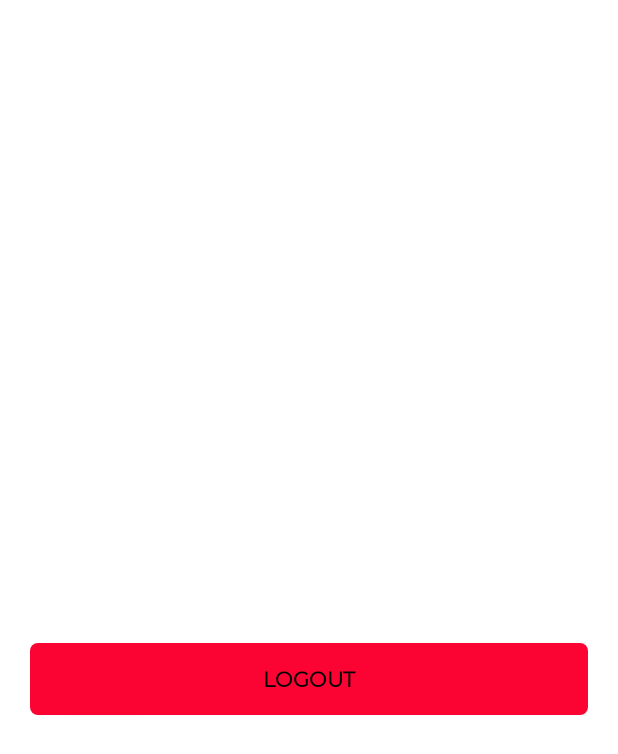
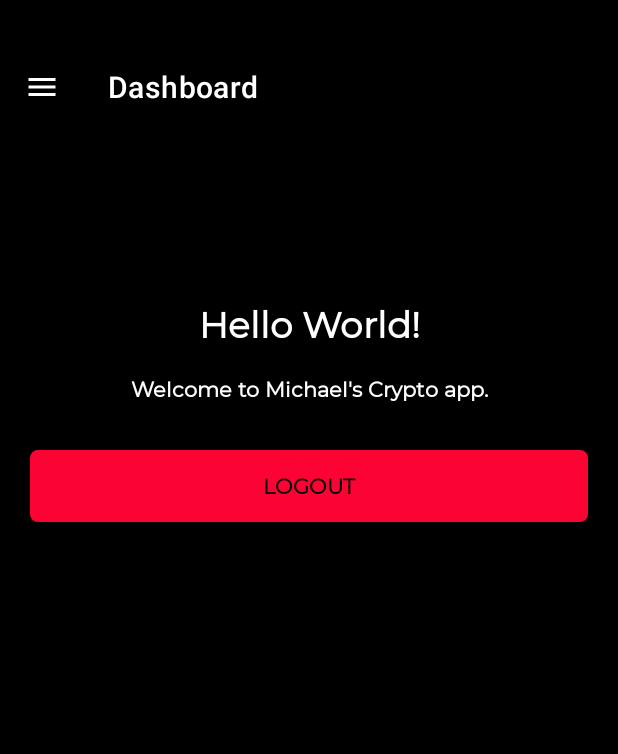
Before and after one commit to Tiger-Catori/Individual-Project, an Android app: the HomeActivity screen opened directly, with no data from a screen before it, on a phone screen of 412 x 824 dp. Shown: the top 754 px of the screen. Run offline under Robolectric (Android 15) with nearby library versions, the phone set to English and light mode, and no system bars; our stand-ins replace Firebase (no records; nobody signed in at launch, a user with empty details on screens opened directly).

Commit message:
Adding in a menu to the home (dashboard) page

```diff
--- a/app/build.gradle
+++ b/app/build.gradle
@@ -53,9 +53,9 @@ dependencies {
     implementation platform('com.google.firebase:firebase-bom:31.2.0')
 
     implementation 'org.jetbrains.kotlinx:kotlinx-coroutines-play-services:1.1.1'
-
     implementation 'org.jetbrains.kotlinx:kotlinx-coroutines-core:1.3.5'
     implementation 'org.jetbrains.kotlinx:kotlinx-coroutines-android:1.3.5'
+    implementation 'com.google.android.gms:play-services-auth:18.0.0'
 
-    implementation 'com.google.android.gms:play-services-auth:18.0.0'
+    implementation 'de.hdodenhof:circleimageview:3.1.0'
 }
--- a/app/src/main/java/com/example/cryptoexchangeapp/HomeActivity.kt
+++ b/app/src/main/java/com/example/cryptoexchangeapp/HomeActivity.kt
@@ -1,11 +1,15 @@
 package com.example.cryptoexchangeapp
 
+import android.app.Activity
 import android.content.Intent
+import android.graphics.Typeface
 import androidx.appcompat.app.AppCompatActivity
 import android.os.Bundle
+import android.view.View
 import android.widget.Button
 import android.widget.TextView
 import android.widget.Toast
+import android.widget.Toolbar
 import com.example.cryptoexchangeapp.databinding.ActivityHomeBinding
 import com.google.firebase.auth.FirebaseAuth
 
@@ -25,6 +29,18 @@ class HomeActivity : AppCompatActivity() {
         val displayName = intent.getStringExtra("Name")
 
         // findViewById<TextView>(R.id.textView).text = email + "\n" + displayName
+
+
+        binding.topAppBar.setNavigationOnClickListener {
+            binding.drawerLayout.openDrawer(binding.navigationView)
+        }
+
+
+        binding.navigationView.setNavigationItemSelectedListener {
+            menuItem -> menuItem.isChecked = true
+            binding.drawerLayout.closeDrawer(binding.navigationView)
+            true
+        }
 
         binding.btnLogout.setOnClickListener {
             auth.signOut()
@@ -46,4 +62,28 @@ class HomeActivity : AppCompatActivity() {
         }
 
     }
+
+
 }
+
+/*
+fun changeToolbarFont(toolbar: Toolbar, context: Activity) {
+    for (i in 0 until toolbar.getChildCount()) {
+        val view: View = toolbar.getChildAt(i)
+        if (view is TextView) {
+            val tv: TextView = view as TextView
+            if (tv.getText().equals(toolbar.getTitle())) {
+                applyFont(tv, context)
+                break
+            }
+        }
+    }
+}
+
+fun applyFont(tv: TextView, context: Activity) {
+    tv.setTypeface(Typeface.createFromAsset(context.getAssets(), "../res/@font/montserrat"))
+
+}
+
+changeToolbarFont(findViewById(R.id.app_bar), this);
+*/
--- /dev/null
+++ b/app/src/main/res/drawable/baseline_access_time_24.xml
@@ -0,0 +1,6 @@
+<vector android:height="24dp" android:tint="#888888"
+    android:viewportHeight="24" android:viewportWidth="24"
+    android:width="24dp" xmlns:android="http://schemas.android.com/apk/res/android">
+    <path android:fillColor="@android:color/white" android:pathData="M11.99,2C6.47,2 2,6.48 2,12s4.47,10 9.99,10C17.52,22 22,17.52 22,12S17.52,2 11.99,2zM12,20c-4.42,0 -8,-3.58 -8,-8s3.58,-8 8,-8 8,3.58 8,8 -3.58,8 -8,8z"/>
+    <path android:fillColor="@android:color/white" android:pathData="M12.5,7H11v6l5.25,3.15 0.75,-1.23 -4.5,-2.67z"/>
+</vector>
--- /dev/null
+++ b/app/src/main/res/drawable/baseline_backup_24.xml
@@ -0,0 +1,5 @@
+<vector android:height="24dp" android:tint="#888888"
+    android:viewportHeight="24" android:viewportWidth="24"
+    android:width="24dp" xmlns:android="http://schemas.android.com/apk/res/android">
+    <path android:fillColor="@android:color/white" android:pathData="M19.35,10.04C18.67,6.59 15.64,4 12,4 9.11,4 6.6,5.64 5.35,8.04 2.34,8.36 0,10.91 0,14c0,3.31 2.69,6 6,6h13c2.76,0 5,-2.24 5,-5 0,-2.64 -2.05,-4.78 -4.65,-4.96zM14,13v4h-4v-4H7l5,-5 5,5h-3z"/>
+</vector>
--- /dev/null
+++ b/app/src/main/res/drawable/baseline_favorite_24.xml
@@ -0,0 +1,5 @@
+<vector android:height="24dp" android:tint="#888888"
+    android:viewportHeight="24" android:viewportWidth="24"
+    android:width="24dp" xmlns:android="http://schemas.android.com/apk/res/android">
+    <path android:fillColor="@android:color/white" android:pathData="M12,21.35l-1.45,-1.32C5.4,15.36 2,12.28 2,8.5 2,5.42 4.42,3 7.5,3c1.74,0 3.41,0.81 4.5,2.09C13.09,3.81 14.76,3 16.5,3 19.58,3 22,5.42 22,8.5c0,3.78 -3.4,6.86 -8.55,11.54L12,21.35z"/>
+</vector>
--- /dev/null
+++ b/app/src/main/res/drawable/baseline_folder_24.xml
@@ -0,0 +1,5 @@
+<vector android:height="24dp" android:tint="#888888"
+    android:viewportHeight="24" android:viewportWidth="24"
+    android:width="24dp" xmlns:android="http://schemas.android.com/apk/res/android">
+    <path android:fillColor="@android:color/white" android:pathData="M10,4H4c-1.1,0 -1.99,0.9 -1.99,2L2,18c0,1.1 0.9,2 2,2h16c1.1,0 2,-0.9 2,-2V8c0,-1.1 -0.9,-2 -2,-2h-8l-2,-2z"/>
+</vector>
--- /dev/null
+++ b/app/src/main/res/drawable/baseline_language_24.xml
@@ -0,0 +1,5 @@
+<vector android:height="24dp" android:tint="#888888"
+    android:viewportHeight="24" android:viewportWidth="24"
+    android:width="24dp" xmlns:android="http://schemas.android.com/apk/res/android">
+    <path android:fillColor="@android:color/white" android:pathData="M11.99,2C6.47,2 2,6.48 2,12s4.47,10 9.99,10C17.52,22 22,17.52 22,12S17.52,2 11.99,2zM18.92,8h-2.95c-0.32,-1.25 -0.78,-2.45 -1.38,-3.56 1.84,0.63 3.37,1.91 4.33,3.56zM12,4.04c0.83,1.2 1.48,2.53 1.91,3.96h-3.82c0.43,-1.43 1.08,-2.76 1.91,-3.96zM4.26,14C4.1,13.36 4,12.69 4,12s0.1,-1.36 0.26,-2h3.38c-0.08,0.66 -0.14,1.32 -0.14,2 0,0.68 0.06,1.34 0.14,2L4.26,14zM5.08,16h2.95c0.32,1.25 0.78,2.45 1.38,3.56 -1.84,-0.63 -3.37,-1.9 -4.33,-3.56zM8.03,8L5.08,8c0.96,-1.66 2.49,-2.93 4.33,-3.56C8.81,5.55 8.35,6.75 8.03,8zM12,19.96c-0.83,-1.2 -1.48,-2.53 -1.91,-3.96h3.82c-0.43,1.43 -1.08,2.76 -1.91,3.96zM14.34,14L9.66,14c-0.09,-0.66 -0.16,-1.32 -0.16,-2 0,-0.68 0.07,-1.35 0.16,-2h4.68c0.09,0.65 0.16,1.32 0.16,2 0,0.68 -0.07,1.34 -0.16,2zM14.59,19.56c0.6,-1.11 1.06,-2.31 1.38,-3.56h2.95c-0.96,1.65 -2.49,2.93 -4.33,3.56zM16.36,14c0.08,-0.66 0.14,-1.32 0.14,-2 0,-0.68 -0.06,-1.34 -0.14,-2h3.38c0.16,0.64 0.26,1.31 0.26,2s-0.1,1.36 -0.26,2h-3.38z"/>
+</vector>
--- /dev/null
+++ b/app/src/main/res/drawable/baseline_login_24.xml
@@ -0,0 +1,5 @@
+<vector android:autoMirrored="true" android:height="24dp"
+    android:tint="#888888" android:viewportHeight="24"
+    android:viewportWidth="24" android:width="24dp" xmlns:android="http://schemas.android.com/apk/res/android">
+    <path android:fillColor="@android:color/white" android:pathData="M11,7L9.6,8.4l2.6,2.6H2v2h10.2l-2.6,2.6L11,17l5,-5L11,7zM20,19h-8v2h8c1.1,0 2,-0.9 2,-2V5c0,-1.1 -0.9,-2 -2,-2h-8v2h8V19z"/>
+</vector>
--- /dev/null
+++ b/app/src/main/res/drawable/baseline_menu_24.xml
@@ -0,0 +1,5 @@
+<vector android:height="24dp" android:tint="#FFFFFF"
+    android:viewportHeight="24" android:viewportWidth="24"
+    android:width="24dp" xmlns:android="http://schemas.android.com/apk/res/android">
+    <path android:fillColor="@android:color/white" android:pathData="M3,18h18v-2L3,16v2zM3,13h18v-2L3,11v2zM3,6v2h18L21,6L3,6z"/>
+</vector>
--- /dev/null
+++ b/app/src/main/res/drawable/baseline_people_24.xml
@@ -0,0 +1,5 @@
+<vector android:height="24dp" android:tint="#888888"
+    android:viewportHeight="24" android:viewportWidth="24"
+    android:width="24dp" xmlns:android="http://schemas.android.com/apk/res/android">
+    <path android:fillColor="@android:color/white" android:pathData="M16,11c1.66,0 2.99,-1.34 2.99,-3S17.66,5 16,5c-1.66,0 -3,1.34 -3,3s1.34,3 3,3zM8,11c1.66,0 2.99,-1.34 2.99,-3S9.66,5 8,5C6.34,5 5,6.34 5,8s1.34,3 3,3zM8,13c-2.33,0 -7,1.17 -7,3.5L1,19h14v-2.5c0,-2.33 -4.67,-3.5 -7,-3.5zM16,13c-0.29,0 -0.62,0.02 -0.97,0.05 1.16,0.84 1.97,1.97 1.97,3.45L17,19h6v-2.5c0,-2.33 -4.67,-3.5 -7,-3.5z"/>
+</vector>
--- a/app/src/main/res/layout/activity_home.xml
+++ b/app/src/main/res/layout/activity_home.xml
@@ -1,13 +1,34 @@
 <?xml version="1.0" encoding="utf-8"?>
-<LinearLayout xmlns:android="http://schemas.android.com/apk/res/android"
+<androidx.drawerlayout.widget.DrawerLayout
+    xmlns:android="http://schemas.android.com/apk/res/android"
     xmlns:app="http://schemas.android.com/apk/res-auto"
     xmlns:tools="http://schemas.android.com/tools"
+    android:id="@+id/drawer_layout"
     android:layout_width="match_parent"
     android:layout_height="match_parent"
     tools:context=".HomeActivity"
     android:orientation="vertical"
-    android:padding="20dp"
-    android:gravity="center">
+    android:padding="0dp"
+    android:gravity="center"
+    tools:openDrawer="start"
+    android:fontFamily="@font/montserrat"
+    >
+
+    <androidx.coordinatorlayout.widget.CoordinatorLayout
+        android:background="@color/black"
+        android:layout_width="match_parent"
+        android:layout_height="match_parent"
+        android:fitsSystemWindows="false">
+
+        <com.google.android.material.appbar.AppBarLayout
+            android:id="@+id/appBarLayout"
+            style="@style/Widget.MaterialComponents.AppBarLayout.PrimarySurface"
+            android:layout_width="match_parent"
+            android:layout_height="wrap_content"
+            android:fitsSystemWindows="true">
+
+
+        </com.google.android.material.appbar.AppBarLayout>
 
         <TextView
             android:id="@+id/home_title"
@@ -17,6 +38,7 @@
             android:textAlignment="center"
             style="@style/Title"
             android:textColor="@color/white"
+            android:layout_marginTop="200dp"
             />
 
         <TextView
@@ -26,19 +48,73 @@
             android:text="@string/home_sub_title"
             android:textStyle="bold"
             android:textAlignment="center"
-        android:layout_marginTop="15dp"
+            android:layout_marginTop="250dp"
             style="@style/SubTitle"
             />
 
         <androidx.appcompat.widget.AppCompatButton
             android:id="@+id/btn_logout"
+            style="@style/ButtonRed"
             android:layout_width="match_parent"
             android:layout_height="wrap_content"
-        android:layout_marginTop="15dp"
+            android:layout_marginTop="300dp"
             android:text="@string/btn_logout"
-
-        style="@style/ButtonRed"
+            android:padding="0dp"
+            android:layout_marginLeft="20dp"
+            android:layout_marginRight="20dp"
 
              />
 
-</LinearLayout>
+        <com.google.android.material.appbar.MaterialToolbar
+            android:id="@+id/top_app_bar"
+            style="@style/Widget.MaterialComponents.Toolbar.PrimarySurface"
+            android:layout_width="match_parent"
+            android:layout_height="?attr/actionBarSize"
+            android:background="@android:color/transparent"
+            android:elevation="0dp"
+            app:layout_anchor="@+id/appBarLayout"
+            app:layout_anchorGravity="top|center"
+            app:navigationIcon="@drawable/baseline_menu_24"
+            app:title="Dashboard"
+            app:titleTextColor="@color/white"
+            android:layout_marginTop="30dp"
+            android:fontFamily="@font/montserrat"
+            />
+    </androidx.coordinatorlayout.widget.CoordinatorLayout>
+
+    <com.google.android.material.navigation.NavigationView
+        android:id="@+id/navigation_view"
+        android:layout_width="wrap_content"
+        android:layout_height="match_parent"
+        android:layout_gravity="start"
+        app:headerLayout="@layout/drawer_nav_header"
+        app:menu="@menu/drawer_nav_menu"
+        android:background="@color/black"
+        app:itemTextColor="@color/white"
+        app:itemIconTint="@color/white"
+        android:fontFamily="@font/montserrat"
+        android:layout_marginLeft="-64dp"
+        android:paddingLeft="0dp"
+        />
+
+
+
+</androidx.drawerlayout.widget.DrawerLayout>
+
+
+
+<!--
+
+        <com.google.android.material.appbar.MaterialToolbar
+                android:id="@+id/top_app_bar"
+                android:layout_width="match_parent"
+                android:layout_height="?attr/actionBarSize"
+                app:title="Drawer Navigation"
+                app:navigationIcon="@drawable/baseline_menu_24"
+                android:background="@android:color/transparent"
+                android:elevation="0dp"
+                style="@style/Widget.MaterialComponents.AppBarLayout.PrimarySurface"
+                />
+
+
+-->
--- a/app/src/main/res/layout/activity_login.xml
+++ b/app/src/main/res/layout/activity_login.xml
@@ -5,6 +5,7 @@
     android:layout_width="match_parent"
     android:layout_height="match_parent"
     tools:context=".LoginActivity"
+    android:background="@color/black"
     android:padding="20dp">
 
     <TextView
--- a/app/src/main/res/layout/activity_register.xml
+++ b/app/src/main/res/layout/activity_register.xml
@@ -5,6 +5,7 @@
     android:layout_width="match_parent"
     android:layout_height="match_parent"
     tools:context=".RegisterActivity"
+    android:background="@color/black"
     android:padding="20dp">
 
     <TextView
--- a/app/src/main/res/layout/activity_reset_password.xml
+++ b/app/src/main/res/layout/activity_reset_password.xml
@@ -5,6 +5,7 @@
     android:layout_width="match_parent"
     android:layout_height="match_parent"
     tools:context=".ResetPasswordActivity"
+    android:background="@color/black"
     android:padding="20dp">
 
     <TextView
--- /dev/null
+++ b/app/src/main/res/layout/drawer_nav_header.xml
@@ -0,0 +1,34 @@
+<?xml version="1.0" encoding="utf-8"?>
+<LinearLayout xmlns:android="http://schemas.android.com/apk/res/android"
+    android:layout_width="match_parent"
+    android:layout_height="match_parent"
+    android:orientation="vertical"
+    android:background="@color/black"
+    android:padding="24dp">
+
+    <de.hdodenhof.circleimageview.CircleImageView
+        android:layout_width="75dp"
+        android:layout_height="75dp"
+        android:layout_marginTop="24dp"
+        android:layout_marginBottom="18dp"
+        android:src="@drawable/profile_pic"
+        android:contentDescription="Avatar"/>
+
+    <TextView
+        android:layout_width="wrap_content"
+        android:layout_height="wrap_content"
+        android:textAppearance="?attr/textAppearanceHeadline6"
+        android:text="Name"
+        android:textColor="@color/white"
+        android:fontFamily="@font/montserrat"/>
+
+    <TextView
+        android:layout_width="wrap_content"
+        android:layout_height="wrap_content"
+        android:textAppearance="?attr/textAppearanceBody2"
+        android:textColor="@color/white"
+        android:text="@string/login_email"
+        android:fontFamily="@font/montserrat"
+        />
+
+</LinearLayout>
--- /dev/null
+++ b/app/src/main/res/menu/drawer_nav_menu.xml
@@ -0,0 +1,79 @@
+<?xml version="1.0" encoding="utf-8"?>
+<menu xmlns:android="http://schemas.android.com/apk/res/android">
+
+    <group
+        android:id="@+id/group_1"
+        android:checkableBehavior="single" >
+        <item
+            android:id="@+id/item_1"
+            android:icon="@drawable/baseline_folder_24"
+            android:title="@string/my_files"
+            android:fontFamily="@font/montserrat"
+            android:checkable="true" />
+
+        <item
+            android:id="@+id/item_2"
+            android:icon="@drawable/baseline_people_24"
+            android:title="@string/shared_with_me"
+            android:fontFamily="@font/montserrat"
+             />
+
+        <item
+            android:id="@+id/item_3"
+            android:icon="@drawable/baseline_access_time_24"
+            android:title="@string/recent"
+            android:fontFamily="@font/montserrat"
+             />
+
+        <item
+            android:id="@+id/item_4"
+            android:icon="@drawable/baseline_favorite_24"
+            android:title="@string/favourites"
+            android:fontFamily="@font/montserrat"
+             />
+
+        <item
+            android:id="@+id/item_5"
+            android:icon="@drawable/baseline_backup_24"
+            android:title="@string/backups"
+            android:fontFamily="@font/montserrat"
+             />
+
+    </group>
+
+    <group
+        android:id="@+id/group_2"
+        android:checkableBehavior="single">
+
+        <item
+            android:id="@+id/account"
+            android:title="@string/account"
+            android:fontFamily="@font/montserrat">
+
+            <menu>
+                <item
+                    android:id="@+id/item_6"
+                    android:icon="@drawable/baseline_settings_24"
+                    android:title="@string/settings"
+                    android:fontFamily="@font/montserrat"/>
+
+
+                <item
+                    android:id="@+id/item_7"
+                    android:icon="@drawable/baseline_language_24"
+                    android:title="@string/langauge"
+                    android:fontFamily="@font/montserrat"/>
+
+                <item
+                    android:id="@+id/btn_logout"
+                    android:icon="@drawable/baseline_login_24"
+                    android:title="@string/btn_logout"
+                    android:fontFamily="@font/montserrat"/>
+            </menu>
+
+        </item>
+
+
+
+    </group>
+</menu>
--- a/app/src/main/res/values/colors.xml
+++ b/app/src/main/res/values/colors.xml
@@ -6,7 +6,7 @@
     <color name="teal_200">#FF03DAC5</color>
     <color name="teal_700">#FF018786</color>
     <color name="black">#FF000000</color>
-    <color name="dark">#FF333333</color>
+    <color name="dark">#FF111111</color>
     <color name="white">#FFFFFFFF</color>
     <color name="primary_color">#FB0333</color>
     <color name="secondary_color">#FFEB3B</color>
--- a/app/src/main/res/values/strings.xml
+++ b/app/src/main/res/values/strings.xml
@@ -60,4 +60,17 @@
         758072190390-pgupqvrnks2cv1kkcid9n15p2k3mseu2.apps.googleusercontent.com
     </string>
 
+
+
+    <!-- Strings for the dashboard menu -->
+    <string name="favourites">Favourites</string>
+    <string name="recent">Recent</string>
+    <string name="my_files">My files</string>
+    <string name="backups">Backups</string>
+    <string name="langauge">Langauge</string>
+    <string name="settings">Settings</string>
+    <string name="account">Account</string>
+    <string name="logout">Logout</string>
+    <string name="shared_with_me">Shared with me</string>
+
 </resources>
--- a/app/src/main/res/values/themes.xml
+++ b/app/src/main/res/values/themes.xml
@@ -12,6 +12,8 @@
         <!-- Status bar color. -->
         <item name="android:statusBarColor">?attr/colorPrimaryVariant</item>
         <!-- Customize your theme here. -->
+
+        <item name="android:windowTranslucentStatus">true</item>
     </style>
 
     <style name="ButtonBlack">
@@ -71,4 +73,5 @@
     </style>
 
 
+
 </resources>
```
Also changed, not shown: app/src/main/res/drawable/profile_pic.png (added). Lines whose indentation alone changed are shown as unchanged.
